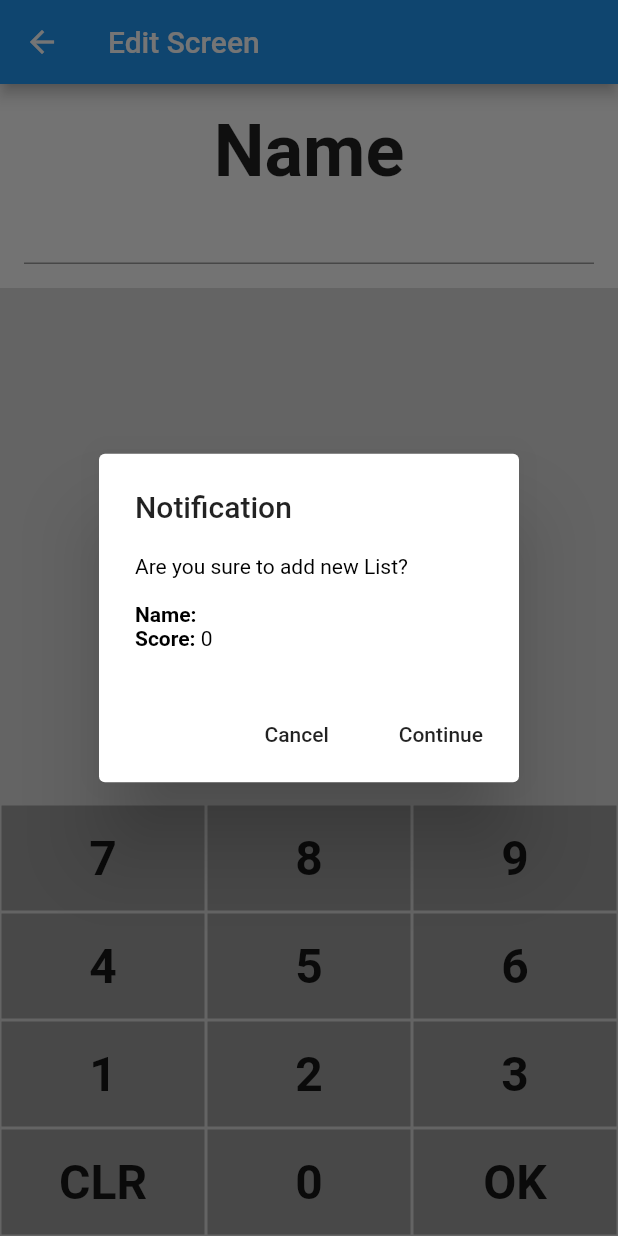
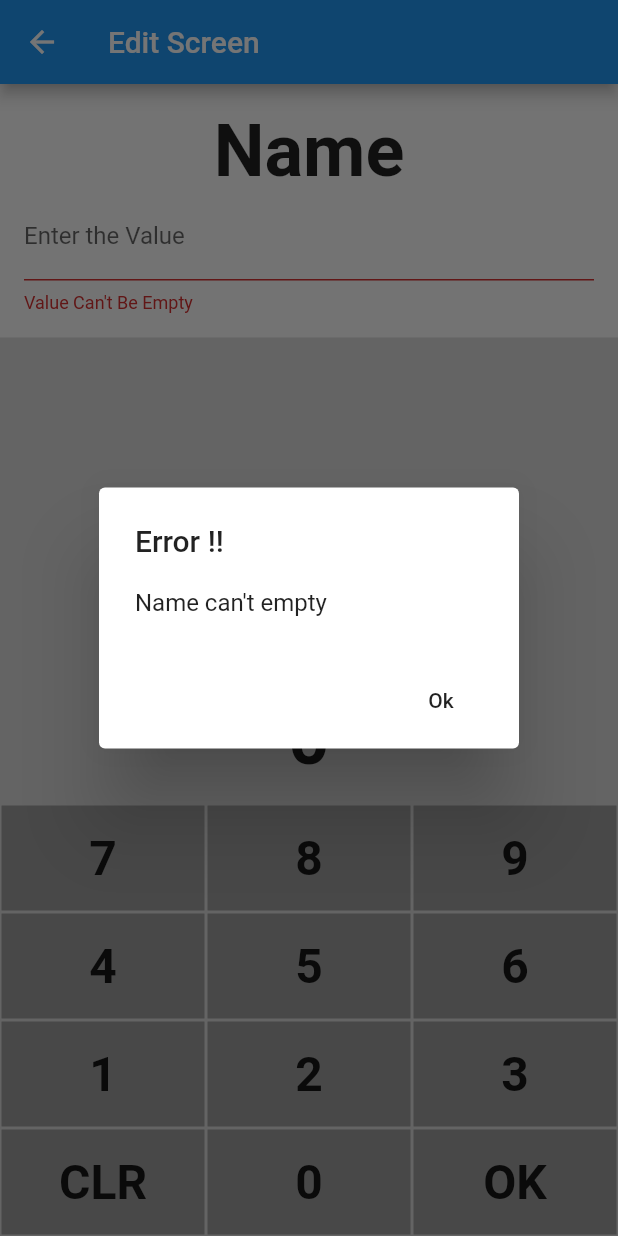
Before and after one commit to nasroon/Mid-flutter, a Flutter app: the EditScreen screen opened by its route, after a tap on "OK", on a phone screen of 412 x 824 dp. Run offline on Flutter 3.47's test engine with Material 2 defaults, Android fonts, the phone set to English and light mode, and no system bars.

Commit message:
5th commit

```diff
--- a/Downloads/mid/lib/edit_screen.dart
+++ b/Downloads/mid/lib/edit_screen.dart
@@ -3,16 +3,17 @@ import 'package:flutter/material.dart';
 class EditScreen extends StatefulWidget {
   EditScreen({Key key, this.title}) : super(key: key);
   final String title;
-
   @override
   _EditScreenState createState() => _EditScreenState();
 }
 
 class _EditScreenState extends State<EditScreen> {
   String answer;
-  TextEditingController controller = TextEditingController();
+  bool _validate = false;
+  TextEditingController controller;
   @override
   void initState() {
+    controller = TextEditingController();
     answer = "0";
     super.initState();
   }
@@ -45,7 +46,11 @@ class _EditScreenState extends State<EditScreen> {
               style: TextStyle(fontSize: 48, fontWeight: FontWeight.bold)),
           TextField(
             controller: controller,
-          )
+            decoration: InputDecoration(
+              labelText: 'Enter the Value',
+              errorText: _validate ? 'Value Can\'t Be Empty' : null,
+            ),
+          ),
         ],
       ),
     );
@@ -115,54 +120,51 @@ class _EditScreenState extends State<EditScreen> {
                 addNumberToAnswer(0);
               }),
               buildNumberButton("OK", onTap: () {
-                confirmNumber();
+                setState(() {
+                  controller.text.isEmpty
+                      ? _validate = true
+                      : _validate = false;
+                });
+                _validate ? errorMessage() : confirmNumber();
               }),
             ]),
           ],
         ));
   }
 
-  void confirmNumber() {
-    Widget cancelButton = FlatButton(
-      child: Text("Cancel"),
-      onPressed: () => Navigator.pop(context, "Back"),
-    );
-    Widget continueButton = FlatButton(
-      child: Text("Continue"),
-      onPressed: () {},
-    );
-
-    // set up the AlertDialog
-    AlertDialog alert = AlertDialog(
-      title: Text("Notification"),
-      content: new RichText(
-        text: TextSpan(
-        style: TextStyle(color: Colors.black),
-        children: <TextSpan>[
-          TextSpan(text: 'Are you sure to add new List?\n'),
-          TextSpan(text: '\nName: ', style: TextStyle(fontWeight: FontWeight.bold)),
-          TextSpan(text: '${controller.text}'),
-          TextSpan(text: '\nScore: ', style: TextStyle(fontWeight: FontWeight.bold)),
-          TextSpan(text: '$answer'),
-        ],
-      ),
-      ),
+  void errorMessage() {
+    AlertDialog alerterror = AlertDialog(
+      title: Text('Error !!'),
+      content: const Text("Name can't empty"),
       actions: [
-        cancelButton,
-        continueButton,
+        FlatButton(
+          child: Text('Ok'),
+          onPressed: () {
+            Navigator.of(context).pop();
+          },
+        ),
       ],
     );
 
-    // show the dialog
     showDialog(
       context: context,
       builder: (BuildContext context) {
-        return alert;
+        return alerterror;
       },
     );
   }
 
+
+  void confirmNumber() {
+    _sendDataBack(context);
+  }
+
+  void _sendDataBack(BuildContext context) {
+    Navigator.pop(context, '${controller.text}-$answer');
+  }
+
   void clearAnswer() {
+    controller.clear();
     setState(() {
       answer = "0";
     });
--- a/Downloads/mid/lib/main.dart
+++ b/Downloads/mid/lib/main.dart
@@ -27,7 +27,7 @@ class MyApp extends StatelessWidget {
     if(settings.name == AppRoutes.show){
       return MaterialPageRoute(builder: (context){
         ShowParameter param = settings.arguments;
-        return ShowScreen(name: param.name, score: param.score);
+        return ShowScreen(name: param.name, score: param.score, id: param.id);
       });
     }
   }
--- a/Downloads/mid/lib/show_screen.dart
+++ b/Downloads/mid/lib/show_screen.dart
@@ -1,13 +1,13 @@
 import 'package:flutter/material.dart';
 
 class ShowParameter {
-  final String name, score;
-  const ShowParameter(this.name, this.score);
+  final String name, score,id;
+  const ShowParameter(this.name, this.score,this.id);
 }
 
 class ShowScreen extends StatefulWidget {
-  final String name, score;
-  ShowScreen({this.name, this.score});
+  final String name, score,id;
+  ShowScreen({this.name, this.score,this.id});
 
   @override
   _ShowScreenState createState() => _ShowScreenState();
@@ -24,7 +24,7 @@ class _ShowScreenState extends State<ShowScreen> {
           padding: const EdgeInsets.all(8),
           children: <Widget>[
               ListTile(
-                leading: Text("1"),
+                leading: Text(widget.id),
                 title: Text(widget.name),
                 trailing: Text(
                   widget.score,
--- /dev/null
+++ b/Downloads/mid/lib/student_data.dart
@@ -0,0 +1,6 @@
+class StudentData {
+  final int id;
+  final String name;
+  final int score;
+  StudentData(this.id, this.name, this.score);
+}
```
Also changed, not shown: Downloads/mid/lib/home_screen.dart (+60 -25 lines), Downloads/mid/pubspec.lock, 1 other file.
